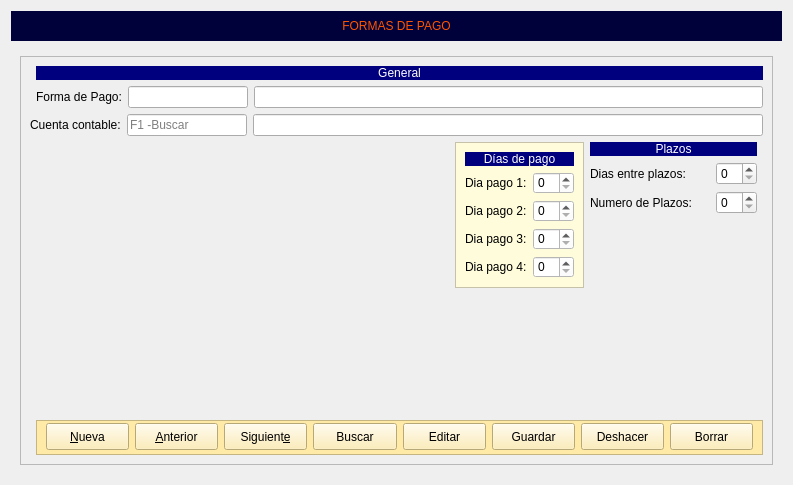
arcnexus/RedFoX, file Zona_Maestros/frmformas_pago.ui: the form before one commit.
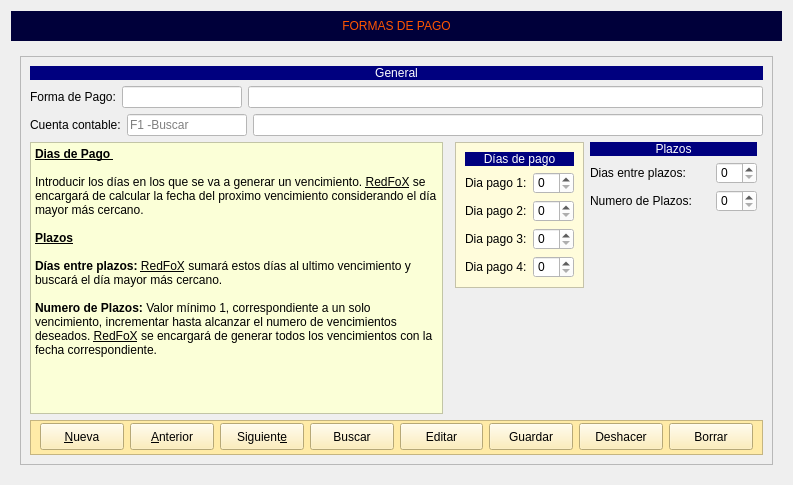
The form after the commit. Icons and pictures are not drawn.

```diff
--- a/Zona_Maestros/frmformas_pago.ui
+++ b/Zona_Maestros/frmformas_pago.ui
@@ -251,275 +251,23 @@
                 <height>16777215</height>
                </size>
               </property>
+              <property name="styleSheet">
+               <string notr="true">background-color: rgb(255, 255, 255);</string>
+              </property>
               <property name="placeholderText">
                <string>F1 -Buscar</string>
               </property>
              </widget>
             </item>
             <item>
-             <widget class="QLineEdit" name="txtCuenta_contable"/>
+             <widget class="QLineEdit" name="txtCuenta_contable">
+              <property name="styleSheet">
+               <string notr="true">background-color: rgb(255, 255, 255);</string>
+              </property>
+             </widget>
             </item>
            </layout>
           </item>
-          <item row="5" column="1" colspan="4">
-           <widget class="QFrame" name="frame_4">
-            <property name="sizePolicy">
-             <sizepolicy hsizetype="Preferred" vsizetype="Preferred">
-              <horstretch>0</horstretch>
-              <verstretch>0</verstretch>
-             </sizepolicy>
-            </property>
-            <property name="minimumSize">
-             <size>
-              <width>0</width>
-              <height>35</height>
-             </size>
-            </property>
-            <property name="maximumSize">
-             <size>
-              <width>16777215</width>
-              <height>35</height>
-             </size>
-            </property>
-            <property name="styleSheet">
-             <string notr="true">background-color: rgb(255, 235, 167);</string>
-            </property>
-            <property name="frameShape">
-             <enum>QFrame::StyledPanel</enum>
-            </property>
-            <property name="frameShadow">
-             <enum>QFrame::Raised</enum>
-            </property>
-            <layout class="QHBoxLayout" name="horizontalLayout_2">
-             <property name="topMargin">
-              <number>2</number>
-             </property>
-             <item>
-              <widget class="QPushButton" name="btnAnadir_3">
-               <property name="sizePolicy">
-                <sizepolicy hsizetype="Preferred" vsizetype="Fixed">
-                 <horstretch>0</horstretch>
-                 <verstretch>0</verstretch>
-                </sizepolicy>
-               </property>
-               <property name="minimumSize">
-                <size>
-                 <width>0</width>
-                 <height>27</height>
-                </size>
-               </property>
-               <property name="text">
-                <string>&amp;Nueva</string>
-               </property>
-               <property name="icon">
-                <iconset resource="../maya.qrc">
-                 <normaloff>:/Icons/PNG/add.png</normaloff>:/Icons/PNG/add.png</iconset>
-               </property>
-               <property name="iconSize">
-                <size>
-                 <width>24</width>
-                 <height>24</height>
-                </size>
-               </property>
-              </widget>
-             </item>
-             <item>
-              <widget class="QPushButton" name="btnAnterior_2">
-               <property name="sizePolicy">
-                <sizepolicy hsizetype="Preferred" vsizetype="Fixed">
-                 <horstretch>0</horstretch>
-                 <verstretch>0</verstretch>
-                </sizepolicy>
-               </property>
-               <property name="minimumSize">
-                <size>
-                 <width>0</width>
-                 <height>27</height>
-                </size>
-               </property>
-               <property name="text">
-                <string>&amp;Anterior</string>
-               </property>
-               <property name="icon">
-                <iconset resource="../maya.qrc">
-                 <normaloff>:/Icons/PNG/Previous.png</normaloff>:/Icons/PNG/Previous.png</iconset>
-               </property>
-               <property name="iconSize">
-                <size>
-                 <width>24</width>
-                 <height>24</height>
-                </size>
-               </property>
-              </widget>
-             </item>
-             <item>
-              <widget class="QPushButton" name="btnSiguiente_2">
-               <property name="sizePolicy">
-                <sizepolicy hsizetype="Preferred" vsizetype="Fixed">
-                 <horstretch>0</horstretch>
-                 <verstretch>0</verstretch>
-                </sizepolicy>
-               </property>
-               <property name="minimumSize">
-                <size>
-                 <width>0</width>
-                 <height>27</height>
-                </size>
-               </property>
-               <property name="text">
-                <string>Siguient&amp;e</string>
-               </property>
-               <property name="icon">
-                <iconset resource="../maya.qrc">
-                 <normaloff>:/Icons/PNG/Next.png</normaloff>:/Icons/PNG/Next.png</iconset>
-               </property>
-               <property name="iconSize">
-                <size>
-                 <width>24</width>
-                 <height>24</height>
-                </size>
-               </property>
-              </widget>
-             </item>
-             <item>
-              <widget class="QPushButton" name="btnBuscar_2">
-               <property name="sizePolicy">
-                <sizepolicy hsizetype="Preferred" vsizetype="Fixed">
-                 <horstretch>0</horstretch>
-                 <verstretch>0</verstretch>
-                </sizepolicy>
-               </property>
-               <property name="minimumSize">
-                <size>
-                 <width>0</width>
-                 <height>27</height>
-                </size>
-               </property>
-               <property name="text">
-                <string>Buscar</string>
-               </property>
-               <property name="icon">
-                <iconset resource="../maya.qrc">
-                 <normaloff>:/Icons/PNG/search.png</normaloff>:/Icons/PNG/search.png</iconset>
-               </property>
-               <property name="iconSize">
-                <size>
-                 <width>24</width>
-                 <height>24</height>
-                </size>
-               </property>
-              </widget>
-             </item>
-             <item>
-              <widget class="QPushButton" name="btnEditar_3">
-               <property name="sizePolicy">
-                <sizepolicy hsizetype="Preferred" vsizetype="Fixed">
-                 <horstretch>0</horstretch>
-                 <verstretch>0</verstretch>
-                </sizepolicy>
-               </property>
-               <property name="minimumSize">
-                <size>
-                 <width>0</width>
-                 <height>27</height>
-                </size>
-               </property>
-               <property name="text">
-                <string>Editar</string>
-               </property>
-               <property name="icon">
-                <iconset resource="../maya.qrc">
-                 <normaloff>:/Icons/PNG/Save.png</normaloff>:/Icons/PNG/Save.png</iconset>
-               </property>
-               <property name="iconSize">
-                <size>
-                 <width>24</width>
-                 <height>24</height>
-                </size>
-               </property>
-               <property name="shortcut">
-                <string>Ctrl+S</string>
-               </property>
-              </widget>
-             </item>
-             <item>
-              <widget class="QPushButton" name="btnGuardar_2">
-               <property name="sizePolicy">
-                <sizepolicy hsizetype="Preferred" vsizetype="Fixed">
-                 <horstretch>0</horstretch>
-                 <verstretch>0</verstretch>
-                </sizepolicy>
-               </property>
-               <property name="minimumSize">
-                <size>
-                 <width>0</width>
-                 <height>27</height>
-                </size>
-               </property>
-               <property name="text">
-                <string>Guardar</string>
-               </property>
-               <property name="icon">
-                <iconset resource="../maya.qrc">
-                 <normaloff>:/Icons/PNG/Save.png</normaloff>:/Icons/PNG/Save.png</iconset>
-               </property>
-               <property name="iconSize">
-                <size>
-                 <width>24</width>
-                 <height>24</height>
-                </size>
-               </property>
-              </widget>
-             </item>
-             <item>
-              <widget class="QPushButton" name="btndeshacer_2">
-               <property name="minimumSize">
-                <size>
-                 <width>0</width>
-                 <height>27</height>
-                </size>
-               </property>
-               <property name="text">
-                <string>Deshacer</string>
-               </property>
-               <property name="icon">
-                <iconset resource="../maya.qrc">
-                 <normaloff>:/Icons/PNG/undo.png</normaloff>:/Icons/PNG/undo.png</iconset>
-               </property>
-              </widget>
-             </item>
-             <item>
-              <widget class="QPushButton" name="btn_borrar_2">
-               <property name="sizePolicy">
-                <sizepolicy hsizetype="Preferred" vsizetype="Fixed">
-                 <horstretch>0</horstretch>
-                 <verstretch>0</verstretch>
-                </sizepolicy>
-               </property>
-               <property name="minimumSize">
-                <size>
-                 <width>0</width>
-                 <height>27</height>
-                </size>
-               </property>
-               <property name="text">
-                <string>Borrar</string>
-               </property>
-               <property name="icon">
-                <iconset resource="../maya.qrc">
-                 <normaloff>:/Icons/PNG/Delete.png</normaloff>:/Icons/PNG/Delete.png</iconset>
-               </property>
-               <property name="iconSize">
-                <size>
-                 <width>24</width>
-                 <height>24</height>
-                </size>
-               </property>
-              </widget>
-             </item>
-            </layout>
-           </widget>
-          </item>
           <item row="4" column="2">
            <spacer name="verticalSpacer_4">
             <property name="orientation">
@@ -533,50 +281,6 @@
             </property>
            </spacer>
           </item>
-          <item row="0" column="1" colspan="4">
-           <widget class="QLabel" name="label_9">
-            <property name="maximumSize">
-             <size>
-              <width>16777215</width>
-              <height>18</height>
-             </size>
-            </property>
-            <property name="styleSheet">
-             <string notr="true">background-color: rgb(0, 0, 127);
-color: rgb(255, 255, 255);</string>
-            </property>
-            <property name="text">
-             <string>General</string>
-            </property>
-            <property name="alignment">
-             <set>Qt::AlignCenter</set>
-            </property>
-           </widget>
-          </item>
-          <item row="1" column="1" colspan="4">
-           <layout class="QHBoxLayout" name="horizontalLayout_3">
-            <item>
-             <widget class="QLabel" name="label_2">
-              <property name="text">
-               <string>Forma de Pago:</string>
-              </property>
-             </widget>
-            </item>
-            <item>
-             <widget class="QLineEdit" name="txtcod_forma_pago">
-              <property name="maximumSize">
-               <size>
-                <width>120</width>
-                <height>16777215</height>
-               </size>
-              </property>
-             </widget>
-            </item>
-            <item>
-             <widget class="QLineEdit" name="txtForma_pago"/>
-            </item>
-           </layout>
-          </item>
           <item row="3" column="2">
            <widget class="QFrame" name="frame_3">
             <property name="maximumSize">
@@ -597,6 +301,12 @@
             <layout class="QGridLayout" name="gridLayout_3">
              <item row="0" column="0" colspan="2">
               <widget class="QLabel" name="label_14">
+               <property name="maximumSize">
+                <size>
+                 <width>16777215</width>
+                 <height>17</height>
+                </size>
+               </property>
                <property name="styleSheet">
                 <string notr="true">background-color: rgb(0, 0, 127);
 color: rgb(255, 255, 255);</string>
@@ -668,19 +378,6 @@
             </layout>
            </widget>
           </item>
-          <item row="3" column="1">
-           <spacer name="horizontalSpacer">
-            <property name="orientation">
-             <enum>Qt::Horizontal</enum>
-            </property>
-            <property name="sizeHint" stdset="0">
-             <size>
-              <width>392</width>
-              <height>20</height>
-             </size>
-            </property>
-           </spacer>
-          </item>
           <item row="3" column="3">
            <layout class="QGridLayout" name="gridLayout_4">
             <item row="1" column="0">
@@ -704,6 +401,9 @@
                 <height>16777215</height>
                </size>
               </property>
+              <property name="styleSheet">
+               <string notr="true">background-color: rgb(255, 255, 255);</string>
+              </property>
              </widget>
             </item>
             <item row="0" column="0" colspan="2">
@@ -741,6 +441,9 @@
                 <height>16777215</height>
                </size>
               </property>
+              <property name="styleSheet">
+               <string notr="true">background-color: rgb(255, 255, 255);</string>
+              </property>
              </widget>
             </item>
             <item row="3" column="0">
@@ -758,6 +461,341 @@
             </item>
            </layout>
           </item>
+          <item row="5" column="0" colspan="5">
+           <widget class="QFrame" name="frame_4">
+            <property name="sizePolicy">
+             <sizepolicy hsizetype="Preferred" vsizetype="Preferred">
+              <horstretch>0</horstretch>
+              <verstretch>0</verstretch>
+             </sizepolicy>
+            </property>
+            <property name="minimumSize">
+             <size>
+              <width>0</width>
+              <height>35</height>
+             </size>
+            </property>
+            <property name="maximumSize">
+             <size>
+              <width>16777215</width>
+              <height>35</height>
+             </size>
+            </property>
+            <property name="styleSheet">
+             <string notr="true">background-color: rgb(255, 235, 167);</string>
+            </property>
+            <property name="frameShape">
+             <enum>QFrame::StyledPanel</enum>
+            </property>
+            <property name="frameShadow">
+             <enum>QFrame::Raised</enum>
+            </property>
+            <layout class="QHBoxLayout" name="horizontalLayout_2">
+             <property name="topMargin">
+              <number>2</number>
+             </property>
+             <item>
+              <widget class="QPushButton" name="btnAnadir_3">
+               <property name="sizePolicy">
+                <sizepolicy hsizetype="Preferred" vsizetype="Fixed">
+                 <horstretch>0</horstretch>
+                 <verstretch>0</verstretch>
+                </sizepolicy>
+               </property>
+               <property name="minimumSize">
+                <size>
+                 <width>0</width>
+                 <height>27</height>
+                </size>
+               </property>
+               <property name="text">
+                <string>&amp;Nueva</string>
+               </property>
+               <property name="icon">
+                <iconset resource="../maya.qrc">
+                 <normaloff>:/Icons/PNG/add.png</normaloff>:/Icons/PNG/add.png</iconset>
+               </property>
+               <property name="iconSize">
+                <size>
+                 <width>24</width>
+                 <height>24</height>
+                </size>
+               </property>
+              </widget>
+             </item>
+             <item>
+              <widget class="QPushButton" name="btnAnterior_2">
+               <property name="sizePolicy">
+                <sizepolicy hsizetype="Preferred" vsizetype="Fixed">
+                 <horstretch>0</horstretch>
+                 <verstretch>0</verstretch>
+                </sizepolicy>
+               </property>
+               <property name="minimumSize">
+                <size>
+                 <width>0</width>
+                 <height>27</height>
+                </size>
+               </property>
+               <property name="text">
+                <string>&amp;Anterior</string>
+               </property>
+               <property name="icon">
+                <iconset resource="../maya.qrc">
+                 <normaloff>:/Icons/PNG/Previous.png</normaloff>:/Icons/PNG/Previous.png</iconset>
+               </property>
+               <property name="iconSize">
+                <size>
+                 <width>24</width>
+                 <height>24</height>
+                </size>
+               </property>
+              </widget>
+             </item>
+             <item>
+              <widget class="QPushButton" name="btnSiguiente_2">
+               <property name="sizePolicy">
+                <sizepolicy hsizetype="Preferred" vsizetype="Fixed">
+                 <horstretch>0</horstretch>
+                 <verstretch>0</verstretch>
+                </sizepolicy>
+               </property>
+               <property name="minimumSize">
+                <size>
+                 <width>0</width>
+                 <height>27</height>
+                </size>
+               </property>
+               <property name="text">
+                <string>Siguient&amp;e</string>
+               </property>
+               <property name="icon">
+                <iconset resource="../maya.qrc">
+                 <normaloff>:/Icons/PNG/Next.png</normaloff>:/Icons/PNG/Next.png</iconset>
+               </property>
+               <property name="iconSize">
+                <size>
+                 <width>24</width>
+                 <height>24</height>
+                </size>
+               </property>
+              </widget>
+             </item>
+             <item>
+              <widget class="QPushButton" name="btnBuscar_2">
+               <property name="sizePolicy">
+                <sizepolicy hsizetype="Preferred" vsizetype="Fixed">
+                 <horstretch>0</horstretch>
+                 <verstretch>0</verstretch>
+                </sizepolicy>
+               </property>
+               <property name="minimumSize">
+                <size>
+                 <width>0</width>
+                 <height>27</height>
+                </size>
+               </property>
+               <property name="text">
+                <string>Buscar</string>
+               </property>
+               <property name="icon">
+                <iconset resource="../maya.qrc">
+                 <normaloff>:/Icons/PNG/search.png</normaloff>:/Icons/PNG/search.png</iconset>
+               </property>
+               <property name="iconSize">
+                <size>
+                 <width>24</width>
+                 <height>24</height>
+                </size>
+               </property>
+              </widget>
+             </item>
+             <item>
+              <widget class="QPushButton" name="btnEditar_3">
+               <property name="sizePolicy">
+                <sizepolicy hsizetype="Preferred" vsizetype="Fixed">
+                 <horstretch>0</horstretch>
+                 <verstretch>0</verstretch>
+                </sizepolicy>
+               </property>
+               <property name="minimumSize">
+                <size>
+                 <width>0</width>
+                 <height>27</height>
+                </size>
+               </property>
+               <property name="text">
+                <string>Editar</string>
+               </property>
+               <property name="icon">
+                <iconset resource="../maya.qrc">
+                 <normaloff>:/Icons/PNG/Save.png</normaloff>:/Icons/PNG/Save.png</iconset>
+               </property>
+               <property name="iconSize">
+                <size>
+                 <width>24</width>
+                 <height>24</height>
+                </size>
+               </property>
+               <property name="shortcut">
+                <string>Ctrl+S</string>
+               </property>
+              </widget>
+             </item>
+             <item>
+              <widget class="QPushButton" name="btnGuardar_2">
+               <property name="sizePolicy">
+                <sizepolicy hsizetype="Preferred" vsizetype="Fixed">
+                 <horstretch>0</horstretch>
+                 <verstretch>0</verstretch>
+                </sizepolicy>
+               </property>
+               <property name="minimumSize">
+                <size>
+                 <width>0</width>
+                 <height>27</height>
+                </size>
+               </property>
+               <property name="text">
+                <string>Guardar</string>
+               </property>
+               <property name="icon">
+                <iconset resource="../maya.qrc">
+                 <normaloff>:/Icons/PNG/Save.png</normaloff>:/Icons/PNG/Save.png</iconset>
+               </property>
+               <property name="iconSize">
+                <size>
+                 <width>24</width>
+                 <height>24</height>
+                </size>
+               </property>
+              </widget>
+             </item>
+             <item>
+              <widget class="QPushButton" name="btndeshacer_2">
+               <property name="minimumSize">
+                <size>
+                 <width>0</width>
+                 <height>27</height>
+                </size>
+               </property>
+               <property name="text">
+                <string>Deshacer</string>
+               </property>
+               <property name="icon">
+                <iconset resource="../maya.qrc">
+                 <normaloff>:/Icons/PNG/undo.png</normaloff>:/Icons/PNG/undo.png</iconset>
+               </property>
+              </widget>
+             </item>
+             <item>
+              <widget class="QPushButton" name="btn_borrar">
+               <property name="sizePolicy">
+                <sizepolicy hsizetype="Preferred" vsizetype="Fixed">
+                 <horstretch>0</horstretch>
+                 <verstretch>0</verstretch>
+                </sizepolicy>
+               </property>
+               <property name="minimumSize">
+                <size>
+                 <width>0</width>
+                 <height>27</height>
+                </size>
+               </property>
+               <property name="text">
+                <string>Borrar</string>
+               </property>
+               <property name="icon">
+                <iconset resource="../maya.qrc">
+                 <normaloff>:/Icons/PNG/Delete.png</normaloff>:/Icons/PNG/Delete.png</iconset>
+               </property>
+               <property name="iconSize">
+                <size>
+                 <width>24</width>
+                 <height>24</height>
+                </size>
+               </property>
+              </widget>
+             </item>
+            </layout>
+           </widget>
+          </item>
+          <item row="3" column="0" rowspan="2">
+           <widget class="QTextEdit" name="textEdit">
+            <property name="styleSheet">
+             <string notr="true">background-color: rgb(251, 255, 215);</string>
+            </property>
+            <property name="readOnly">
+             <bool>true</bool>
+            </property>
+            <property name="html">
+             <string>&lt;!DOCTYPE HTML PUBLIC &quot;-//W3C//DTD HTML 4.0//EN&quot; &quot;http://www.w3.org/TR/REC-html40/strict.dtd&quot;&gt;
+&lt;html&gt;&lt;head&gt;&lt;meta name=&quot;qrichtext&quot; content=&quot;1&quot; /&gt;&lt;style type=&quot;text/css&quot;&gt;
+p, li { white-space: pre-wrap; }
+&lt;/style&gt;&lt;/head&gt;&lt;body style=&quot; font-family:'Sans Serif'; font-size:9pt; font-weight:400; font-style:normal;&quot;&gt;
+&lt;p style=&quot; margin-top:0px; margin-bottom:0px; margin-left:0px; margin-right:0px; -qt-block-indent:0; text-indent:0px;&quot;&gt;&lt;span style=&quot; font-weight:600; text-decoration: underline;&quot;&gt;Dias de Pago &lt;/span&gt;&lt;/p&gt;
+&lt;p style=&quot;-qt-paragraph-type:empty; margin-top:0px; margin-bottom:0px; margin-left:0px; margin-right:0px; -qt-block-indent:0; text-indent:0px; font-weight:600; text-decoration: underline;&quot;&gt;&lt;br /&gt;&lt;/p&gt;
+&lt;p style=&quot; margin-top:0px; margin-bottom:0px; margin-left:0px; margin-right:0px; -qt-block-indent:0; text-indent:0px;&quot;&gt;Introducir los días en los que se va a generar un vencimiento. &lt;span style=&quot; text-decoration: underline;&quot;&gt;RedFoX&lt;/span&gt; se encargará de calcular la fecha del proximo vencimiento considerando el día mayor más cercano.&lt;/p&gt;
+&lt;p style=&quot;-qt-paragraph-type:empty; margin-top:0px; margin-bottom:0px; margin-left:0px; margin-right:0px; -qt-block-indent:0; text-indent:0px;&quot;&gt;&lt;br /&gt;&lt;/p&gt;
+&lt;p style=&quot; margin-top:0px; margin-bottom:0px; margin-left:0px; margin-right:0px; -qt-block-indent:0; text-indent:0px;&quot;&gt;&lt;span style=&quot; font-weight:600; text-decoration: underline;&quot;&gt;Plazos&lt;/span&gt;&lt;/p&gt;
+&lt;p style=&quot;-qt-paragraph-type:empty; margin-top:0px; margin-bottom:0px; margin-left:0px; margin-right:0px; -qt-block-indent:0; text-indent:0px; font-weight:600; text-decoration: underline;&quot;&gt;&lt;br /&gt;&lt;/p&gt;
+&lt;p style=&quot; margin-top:0px; margin-bottom:0px; margin-left:0px; margin-right:0px; -qt-block-indent:0; text-indent:0px;&quot;&gt;&lt;span style=&quot; font-weight:600;&quot;&gt;Días entre plazos: &lt;/span&gt;&lt;span style=&quot; text-decoration: underline;&quot;&gt;RedFoX&lt;/span&gt; sumará estos días al ultimo vencimiento y buscará el día mayor más cercano.&lt;/p&gt;
+&lt;p style=&quot;-qt-paragraph-type:empty; margin-top:0px; margin-bottom:0px; margin-left:0px; margin-right:0px; -qt-block-indent:0; text-indent:0px;&quot;&gt;&lt;br /&gt;&lt;/p&gt;
+&lt;p style=&quot; margin-top:0px; margin-bottom:0px; margin-left:0px; margin-right:0px; -qt-block-indent:0; text-indent:0px;&quot;&gt;&lt;span style=&quot; font-weight:600;&quot;&gt;Numero de Plazos:&lt;/span&gt; Valor mínimo 1, correspondiente a un solo vencimiento, incrementar hasta alcanzar el numero de vencimientos deseados. &lt;span style=&quot; text-decoration: underline;&quot;&gt;RedFoX&lt;/span&gt; se encargará de generar todos los vencimientos con la fecha correspondiente.&lt;/p&gt;&lt;/body&gt;&lt;/html&gt;</string>
+            </property>
+           </widget>
+          </item>
+          <item row="1" column="0" colspan="5">
+           <layout class="QHBoxLayout" name="horizontalLayout_3">
+            <item>
+             <widget class="QLabel" name="label_2">
+              <property name="text">
+               <string>Forma de Pago:</string>
+              </property>
+             </widget>
+            </item>
+            <item>
+             <widget class="QLineEdit" name="txtcod_forma_pago">
+              <property name="maximumSize">
+               <size>
+                <width>120</width>
+                <height>16777215</height>
+               </size>
+              </property>
+              <property name="styleSheet">
+               <string notr="true">background-color: rgb(255, 255, 255);</string>
+              </property>
+             </widget>
+            </item>
+            <item>
+             <widget class="QLineEdit" name="txtForma_pago">
+              <property name="styleSheet">
+               <string notr="true">background-color: rgb(255, 255, 255);</string>
+              </property>
+             </widget>
+            </item>
+           </layout>
+          </item>
+          <item row="0" column="0" colspan="5">
+           <widget class="QLabel" name="label_9">
+            <property name="maximumSize">
+             <size>
+              <width>16777215</width>
+              <height>18</height>
+             </size>
+            </property>
+            <property name="styleSheet">
+             <string notr="true">background-color: rgb(0, 0, 127);
+color: rgb(255, 255, 255);</string>
+            </property>
+            <property name="text">
+             <string>General</string>
+            </property>
+            <property name="alignment">
+             <set>Qt::AlignCenter</set>
+            </property>
+           </widget>
+          </item>
          </layout>
         </widget>
        </item>
```
Left out of the diff: 12 changed lines with no effect on the pictures.
